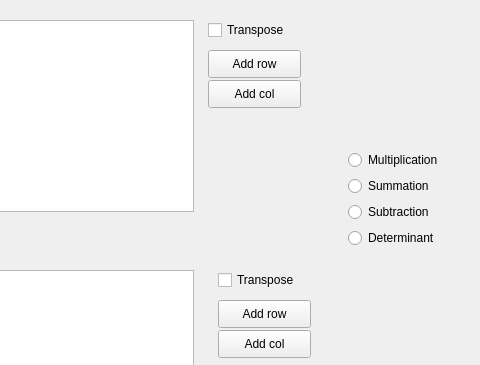
First picture: the form in MatrixCalculator.ui, repository aucaIdrisov/matrix-calculator, before the edit; both pictures show x 92 to 572 and y 0 to 365 of the 572 by 536 pixel window.
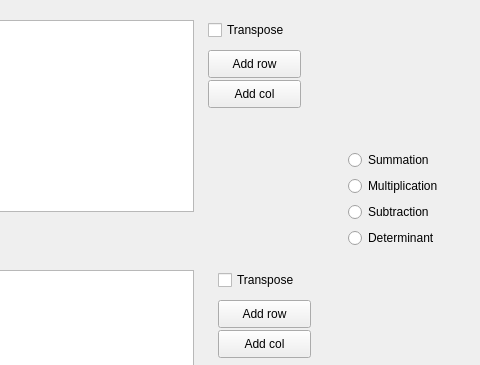
Second picture: the form after the edit.

Commit message: deleted a bug made both matrixes interactive

```diff
--- a/MatrixCalculator.ui
+++ b/MatrixCalculator.ui
@@ -156,11 +156,11 @@
       <x>440</x>
       <y>150</y>
       <width>110</width>
-      <height>103</height>
+      <height>110</height>
      </rect>
     </property>
     <layout class="QFormLayout" name="formLayout">
-     <item row="0" column="0">
+     <item row="1" column="0">
       <widget class="QRadioButton" name="multiplication">
        <property name="text">
         <string>Multiplication</string>
@@ -181,7 +181,7 @@
        </property>
       </widget>
      </item>
-     <item row="1" column="0">
+     <item row="0" column="0">
       <widget class="QRadioButton" name="summation">
        <property name="text">
         <string>Summation</string>
```
Left out of the diff: 6 changed lines with no effect on the pictures. The commit also changes 1 other file.
